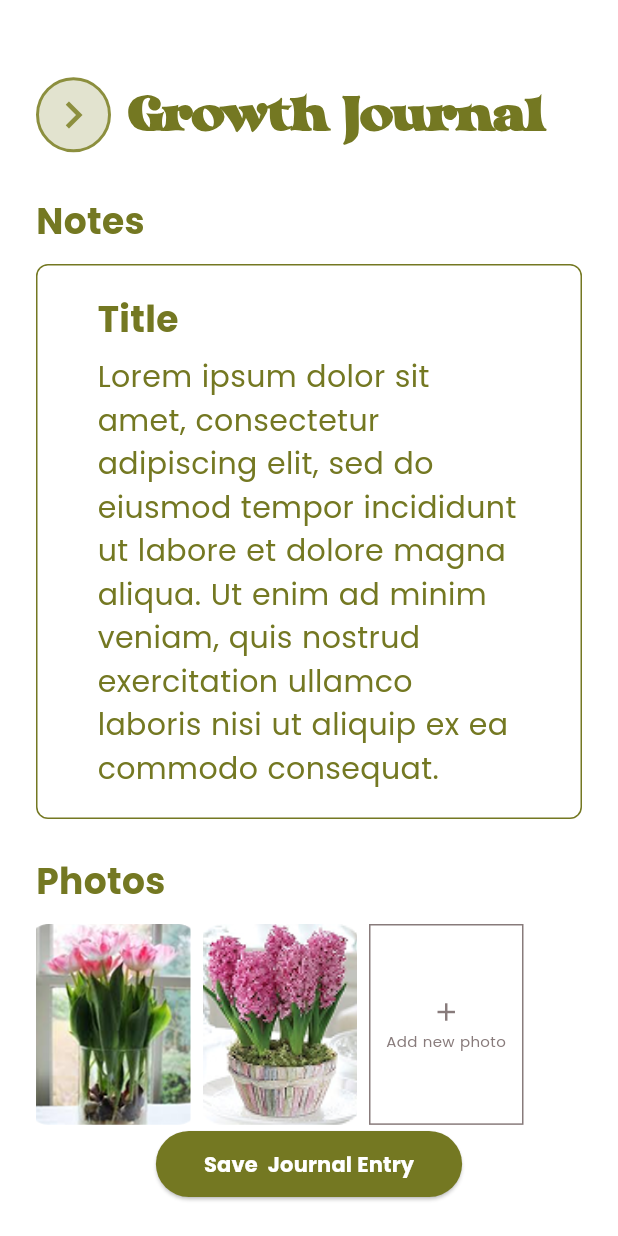
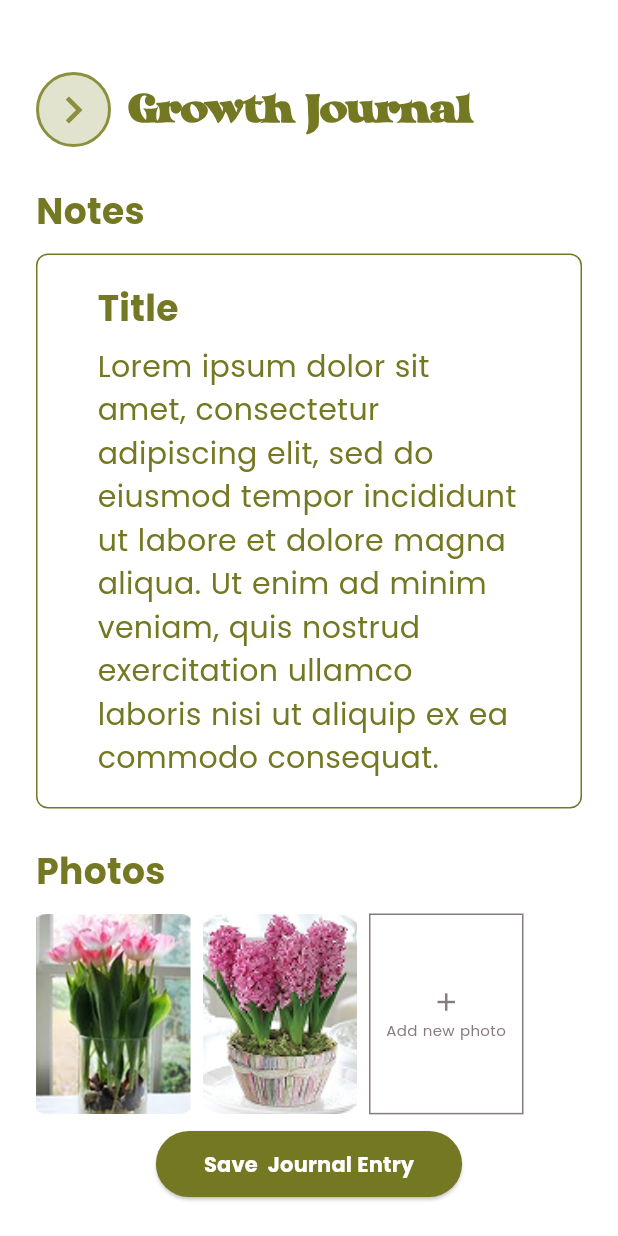
Before and after one commit to breamier/sproutly, a Flutter app: the GrowthJournalScreen screen opened directly, on a phone screen of 412 x 824 dp. Run offline on Flutter 3.47's test engine with Material 3 defaults, Android fonts, the light colour scheme and no system bars; our stand-ins replace cloud_firestore, firebase_core; accounts and stored records are empty.

Commit message:
Overflow fixes via mediaquery

```diff
--- a/lib/screens/growthjournal_screen.dart
+++ b/lib/screens/growthjournal_screen.dart
@@ -67,7 +67,15 @@ class GrowthJournalScreen extends StatelessWidget {
                   ),
                 ),
                 const SizedBox(width: 12),
-                const Text("Growth Journal", style: titleFont),
+                Text(
+                  "Growth Journal",
+                  style: TextStyle(
+                    fontFamily: 'Curvilingus',
+                    fontWeight: FontWeight.w700,
+                    fontSize: MediaQuery.of(context).size.width * 0.08,
+                    color: const Color(0xFF747822),
+                  ),
+                ),
               ],
             ),
 
@@ -100,7 +108,9 @@ class GrowthJournalScreen extends StatelessWidget {
             const Text("Photos", style: headingFont),
             const SizedBox(height: 12),
 
-            Row(
+            SingleChildScrollView(
+              scrollDirection: Axis.horizontal,
+              child: Row(
                 children: [
                   _buildPhoto(context, "assets/tulips.png"),
                   const SizedBox(width: 8),
@@ -108,6 +118,7 @@ class GrowthJournalScreen extends StatelessWidget {
                   const SizedBox(width: 8),
                   _buildAddPhotoBox(context),
                 ],
+              ),
             ),
 
             const Spacer(),
@@ -144,7 +155,7 @@ class GrowthJournalScreen extends StatelessWidget {
 
   Widget _buildPhoto(BuildContext context, String path) {
     final screenWidth = MediaQuery.of(context).size.width;
-    final imageWidth = screenWidth * 0.25;
+    final imageWidth = (screenWidth * 0.25).clamp(80.0, 150.0);
     final imageHeight = imageWidth * 1.30;
 
     return ClipRRect(
```
Also changed, not shown: lib/screens/growthjournal_entries_screen.dart (+10 -2 lines). Lines whose indentation alone changed are shown as unchanged.
